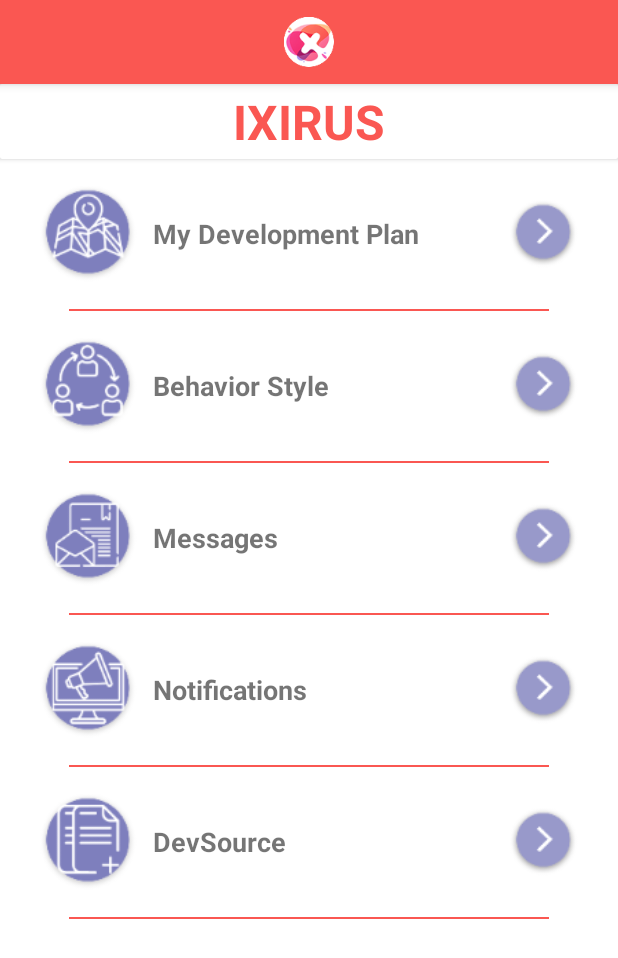
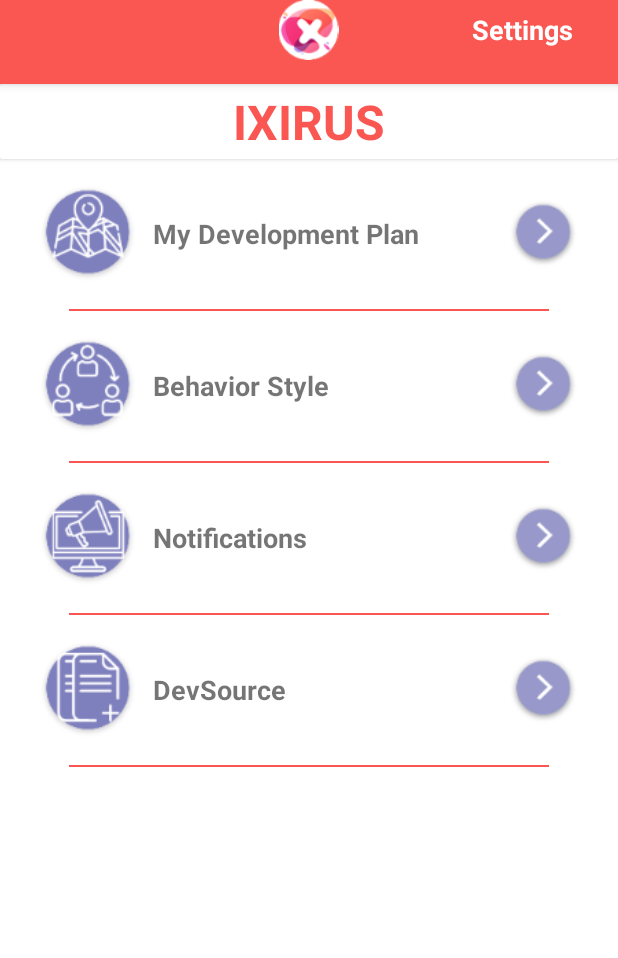
Before and after one commit to candakzi/ixirusAndroid, an Android app: the MainActivityWithoutFragment screen opened directly, with no data from a screen before it, on a phone screen of 412 x 824 dp. Shown: the top 958 px of the screen. Run offline under Robolectric (Android 15) with nearby library versions, the phone set to English and light mode, and no system bars; our stand-ins replace Volley; network calls fail.

Commit message:
Dev Plan Edit--- Settings

```diff
--- a/app/src/main/AndroidManifest.xml
+++ b/app/src/main/AndroidManifest.xml
@@ -12,7 +12,8 @@
         android:roundIcon="@mipmap/ixirus_logo"
         android:supportsRtl="true"
         android:theme="@style/AppTheme">
-        <activity android:name=".ui.Disc.DiscInviteActivity"></activity>
+        <activity android:name=".ui.Settings.SettingsActivity"></activity>
+        <activity android:name=".ui.Disc.DiscInviteActivity" />
 
         <service
             android:name=".MyFirebaseMessagingService"
--- a/app/src/main/java/com/example/ixirus/ui/LoginActivity.java
+++ b/app/src/main/java/com/example/ixirus/ui/LoginActivity.java
@@ -94,11 +94,11 @@ public class LoginActivity extends AppCompatActivity {
 
                     @Override
                     public void onErrorResponse(VolleyError error) {
-                        findViewById(R.id.refreshIco).setVisibility(View.VISIBLE);
+                        findViewById(R.id.progressBar).setVisibility(View.GONE);
                         if (error instanceof NetworkError) {
                             Toast.makeText(getBaseContext(), getResources().getString(R.string.network_error), Toast.LENGTH_SHORT).show();
                         } else if (error instanceof ServerError) {
-                            Toast.makeText(getBaseContext(), getResources().getString(R.string.server_error), Toast.LENGTH_SHORT).show();
+                            Toast.makeText(getBaseContext(), getResources().getString(R.string.login_error_toast), Toast.LENGTH_SHORT).show();
                         } else if (error instanceof AuthFailureError) {
                             Toast.makeText(getBaseContext(), getResources().getString(R.string.auth_failure_error), Toast.LENGTH_SHORT).show();
                         } else if (error instanceof ParseError) {
--- a/app/src/main/java/com/example/ixirus/ui/MainActivityWithoutFragment.java
+++ b/app/src/main/java/com/example/ixirus/ui/MainActivityWithoutFragment.java
@@ -10,11 +10,15 @@ import android.content.Intent;
 import android.content.SharedPreferences;
 import android.os.Bundle;
 import android.util.Log;
+import android.view.Gravity;
+import android.view.LayoutInflater;
 import android.view.View;
 import android.widget.AdapterView;
+import android.widget.ImageButton;
 import android.widget.ImageView;
 import android.widget.LinearLayout;
 import android.widget.ListView;
+import android.widget.TextView;
 import android.widget.Toast;
 
 import com.android.volley.AuthFailureError;
@@ -40,6 +44,7 @@ import com.example.ixirus.ui.DevPlan.NotificationsActivity;
 import com.example.ixirus.ui.DevSource.DevSourceListActivity;
 import com.example.ixirus.ui.Disc.DiscMainActivity;
 import com.example.ixirus.ui.Disc.DiscQuestionsActivity;
+import com.example.ixirus.ui.Settings.SettingsActivity;
 import com.google.android.gms.tasks.OnCompleteListener;
 import com.google.android.gms.tasks.Task;
 import com.google.firebase.iid.FirebaseInstanceId;
@@ -70,11 +75,18 @@ public class MainActivityWithoutFragment extends AppCompatActivity {
         item1.Drawable = ContextCompat.getDrawable(getApplicationContext(), R.mipmap.development_plan);
         item1.Activity = new MyDevPlanListActivity();
 
-        ImageView imgView = new ImageView(this);
-        imgView.setLayoutParams(new LinearLayout.LayoutParams(LinearLayout.LayoutParams.FILL_PARENT, LinearLayout.LayoutParams.WRAP_CONTENT));
-        imgView.setImageResource(R.mipmap.ixirus_logo);
-        getSupportActionBar().setDisplayOptions(ActionBar.DISPLAY_SHOW_CUSTOM);
-        getSupportActionBar().setCustomView(imgView);
+        ActionBar mActionBar = getSupportActionBar();
+        mActionBar.setDisplayShowHomeEnabled(false);
+        mActionBar.setDisplayShowTitleEnabled(false);
+        LayoutInflater mInflater = LayoutInflater.from(this);
+
+        View mCustomView = mInflater.inflate(R.layout.action_bar, null);
+        TextView mTitleTextView = (TextView) mCustomView.findViewById(R.id.text1);
+
+        ActionBar.LayoutParams layout = new ActionBar.LayoutParams(ActionBar.LayoutParams.FILL_PARENT, ActionBar.LayoutParams.FILL_PARENT);
+        mActionBar.setCustomView(mCustomView, layout);
+        mActionBar.setDisplayShowCustomEnabled(true);
+
 
         CustomListItem item11 = new CustomListItem();
         item11.Name = getString(R.string.menu_behavior_style);
@@ -85,10 +97,10 @@ public class MainActivityWithoutFragment extends AppCompatActivity {
             item11.Activity = new DiscQuestionsActivity();
 
 
-        CustomListItem item3 = new CustomListItem();
-        item3.Name = getString(R.string.menu_messages);
-        item3.Drawable = ContextCompat.getDrawable(getApplicationContext(), R.mipmap.messages);
-        item3.Activity = new MessagesActivity();
+//        CustomListItem item3 = new CustomListItem();
+//        item3.Name = getString(R.string.menu_messages);
+//        item3.Drawable = ContextCompat.getDrawable(getApplicationContext(), R.mipmap.messages);
+//        item3.Activity = new MessagesActivity();
 
         CustomListItem item4 = new CustomListItem();
         item4.Name = getString(R.string.notifications);
@@ -100,7 +112,7 @@ public class MainActivityWithoutFragment extends AppCompatActivity {
         item6.Drawable = ContextCompat.getDrawable(getApplicationContext(), R.mipmap.dev_sources);
         item6.Activity = new DevSourceListActivity();
 
-        CustomListItem[] cListItems = new CustomListItem[]{item1, item11, item3, item4, item6};
+        CustomListItem[] cListItems = new CustomListItem[]{item1, item11, item4, item6};
 
         lv.setAdapter(new MainListAdapter(this, cListItems));
 
@@ -123,6 +135,16 @@ public class MainActivityWithoutFragment extends AppCompatActivity {
                 }
             }
         });
+
+
+        mTitleTextView.setOnClickListener(new View.OnClickListener() {
+            @Override
+            public void onClick(View v) {
+                Intent intent = new Intent(getBaseContext(), SettingsActivity.class);
+                startActivity(intent);
+            }
+        });
+
     }
 
     private void CheckDisc() throws JSONException {
--- /dev/null
+++ b/app/src/main/res/layout/action_bar.xml
@@ -0,0 +1,45 @@
+<?xml version="1.0" encoding="utf-8"?>
+<LinearLayout xmlns:android="http://schemas.android.com/apk/res/android"
+    xmlns:app="http://schemas.android.com/apk/res-auto"
+    android:layout_width="match_parent"
+
+
+    android:layout_height="match_parent"
+    android:layout_alignParentBottom="true"
+    android:orientation="vertical" >
+
+    <LinearLayout
+        android:layout_width="match_parent"
+        android:layout_height="40dp"
+        android:orientation="horizontal"
+        android:weightSum="6">
+
+
+        <TextView
+            android:id="@+id/text"
+            android:layout_width="0dp"
+            android:layout_height="match_parent"
+            android:layout_weight="1.5" />
+
+        <ImageView
+            android:id="@+id/logo"
+            android:layout_width="0dp"
+            android:layout_height="match_parent"
+            android:layout_gravity="center"
+            android:layout_weight="3"
+            android:src="@mipmap/ixirus_logo" />
+
+        <TextView
+            android:id="@+id/text1"
+            android:layout_width="0dp"
+            android:layout_height="match_parent"
+            android:layout_weight="1.5"
+            android:fontFamily="sans-serif"
+            android:gravity="center_vertical|center_horizontal"
+            android:text="@string/settings"
+            android:textColor="@android:color/white"
+            android:textSize="18sp"
+            android:textStyle="bold" />
+
+    </LinearLayout>
+</LinearLayout>
--- a/app/src/main/res/layout/activity_dev_plan_preview.xml
+++ b/app/src/main/res/layout/activity_dev_plan_preview.xml
@@ -765,6 +765,7 @@
                 android:layout_width="match_parent"
                 android:layout_height="40dp"
                 android:layout_marginStart="16dp"
+
                 android:layout_marginTop="16dp"
                 android:layout_marginEnd="16dp"
                 android:background="@drawable/blue_button"
--- a/app/src/main/res/values/colors.xml
+++ b/app/src/main/res/values/colors.xml
@@ -23,6 +23,8 @@
     <color name="button_view">#FF645E</color>
     <color name="button_cancel">#84838B</color>
     <color name="button_update">#2FC151</color>
+    <color name="button_green">#75a41d</color>
+
     <color name="yellow">#F7C824</color>
 
     F7C824
--- a/app/src/main/res/values/strings.xml
+++ b/app/src/main/res/values/strings.xml
@@ -169,6 +169,12 @@
     <string name="person_email">Email address of this person:</string>
     <string name="send_invitation">Send Invitation</string>
     <string name="invite_request_sent">Your invite request has been sent!</string>
+    <string name="settings">Settings</string>
+    <string name="reset_pass">Reset password</string>
+    <string name="gdpr">Gdpr</string>
+    <string name="logout">Logout</string>
+    <string name="forgot_pass_title">Operation successful</string>
+    <string name="forgot_pass_body">Password change request has been received. Please follow instructions on the e-mail we sent.</string>
 
 
 </resources>
```
Also changed, not shown: app/src/main/java/com/example/ixirus/LanguageHelper.java (added, +14 -0 lines), app/src/main/java/com/example/ixirus/ui/BaseScreenActivity.java (+12 -2 lines), app/src/main/java/com/example/ixirus/ui/Settings/SettingsActivity.java (added, +221 -0 lines), app/src/main/res/drawable/green_button.xml (added, +18 -0 lines), app/src/main/res/layout/activity_settings.xml (added, +110 -0 lines), app/src/main/res/layout/web_view_dialog.xml (added, +19 -0 lines), 2 other files.
